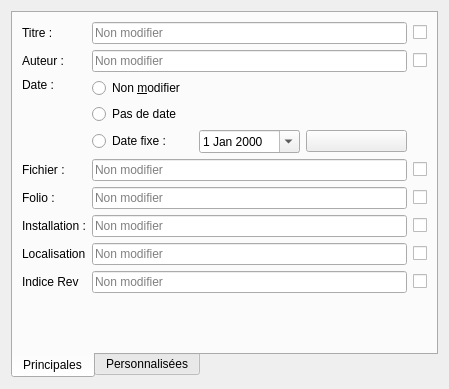
qelectrotech/qelectrotech-source-mirror, file sources/SearchAndReplace/ui/replacefoliowidget.ui: the form before one commit.
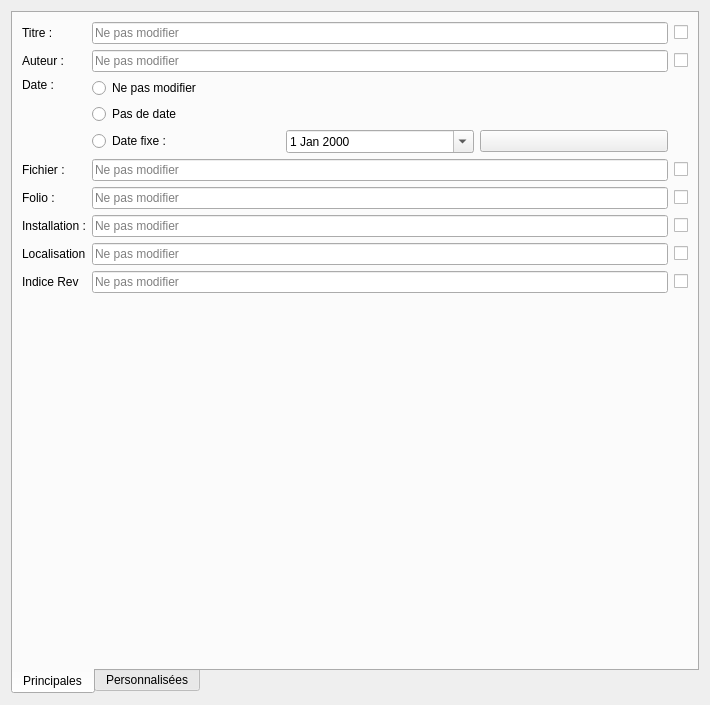
The form after the commit. Icons and pictures are not drawn.

```diff
--- a/sources/SearchAndReplace/ui/replacefoliowidget.ui
+++ b/sources/SearchAndReplace/ui/replacefoliowidget.ui
@@ -6,8 +6,8 @@
    <rect>
     <x>0</x>
     <y>0</y>
-    <width>449</width>
-    <height>389</height>
+    <width>710</width>
+    <height>705</height>
    </rect>
   </property>
   <property name="windowTitle">
@@ -74,7 +74,7 @@
             <string>Disponible en tant que %title pour les modèles de cartouches</string>
            </property>
            <property name="placeholderText">
-            <string>Non modifier</string>
+            <string>Ne pas modifier</string>
            </property>
           </widget>
          </item>
@@ -84,7 +84,7 @@
             <string>Disponible en tant que %author pour les modèles de cartouches</string>
            </property>
            <property name="placeholderText">
-            <string>Non modifier</string>
+            <string>Ne pas modifier</string>
            </property>
           </widget>
          </item>
@@ -118,7 +118,7 @@
             <string>Disponible en tant que %indexrev pour les modèles de cartouches</string>
            </property>
            <property name="placeholderText">
-            <string>Non modifier</string>
+            <string>Ne pas modifier</string>
            </property>
           </widget>
          </item>
@@ -128,7 +128,7 @@
             <string>Disponible en tant que %filename pour les modèles de cartouches</string>
            </property>
            <property name="placeholderText">
-            <string>Non modifier</string>
+            <string>Ne pas modifier</string>
            </property>
           </widget>
          </item>
@@ -188,7 +188,7 @@
            <item row="0" column="0">
             <widget class="QRadioButton" name="m_unchanged_date">
              <property name="text">
-              <string>Non &amp;modifier</string>
+              <string>Ne pas modifier</string>
              </property>
             </widget>
            </item>
@@ -204,7 +204,7 @@
 - %autonum : Folio Auto Numeration</string>
            </property>
            <property name="placeholderText">
-            <string>Non modifier</string>
+            <string>Ne pas modifier</string>
            </property>
           </widget>
          </item>
@@ -214,7 +214,7 @@
             <string>Disponible en tant que %locmach pour les modèles de cartouches</string>
            </property>
            <property name="placeholderText">
-            <string>Non modifier</string>
+            <string>Ne pas modifier</string>
            </property>
           </widget>
          </item>
@@ -224,7 +224,7 @@
             <string>Disponible en tant que %machine pour les modèles de cartouches</string>
            </property>
            <property name="placeholderText">
-            <string>Non modifier</string>
+            <string>Ne pas modifier</string>
            </property>
           </widget>
          </item>
```
